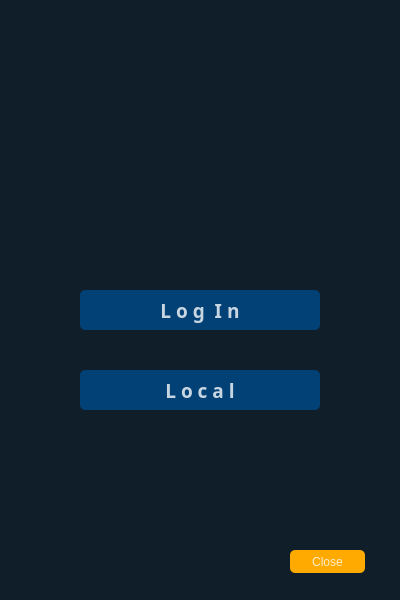
This is ui/home.ui in cach007/face_findeer as Qt 5 draws it before an edit. The edited form follows.
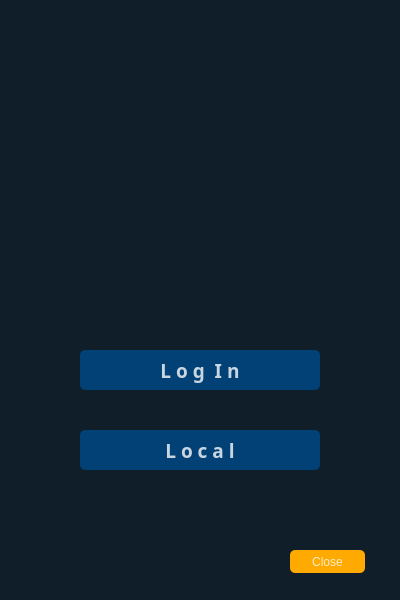
This is the edited form. Icons and pictures are not drawn.

The edit to the form file:
```diff
--- a/ui/home.ui
+++ b/ui/home.ui
@@ -35,7 +35,7 @@
     <property name="geometry">
      <rect>
       <x>80</x>
-      <y>290</y>
+      <y>350</y>
       <width>240</width>
       <height>40</height>
      </rect>
@@ -102,7 +102,7 @@
     <property name="geometry">
      <rect>
       <x>80</x>
-      <y>370</y>
+      <y>430</y>
       <width>240</width>
       <height>40</height>
      </rect>
@@ -140,7 +140,7 @@
     <property name="geometry">
      <rect>
       <x>80</x>
-      <y>60</y>
+      <y>70</y>
       <width>240</width>
       <height>200</height>
      </rect>
```
